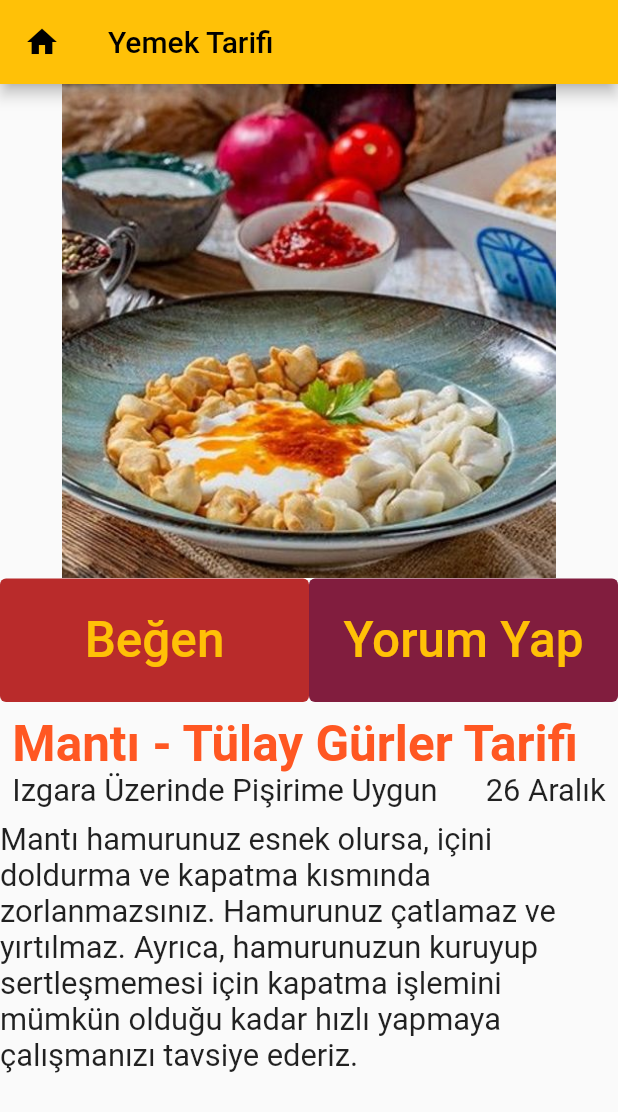
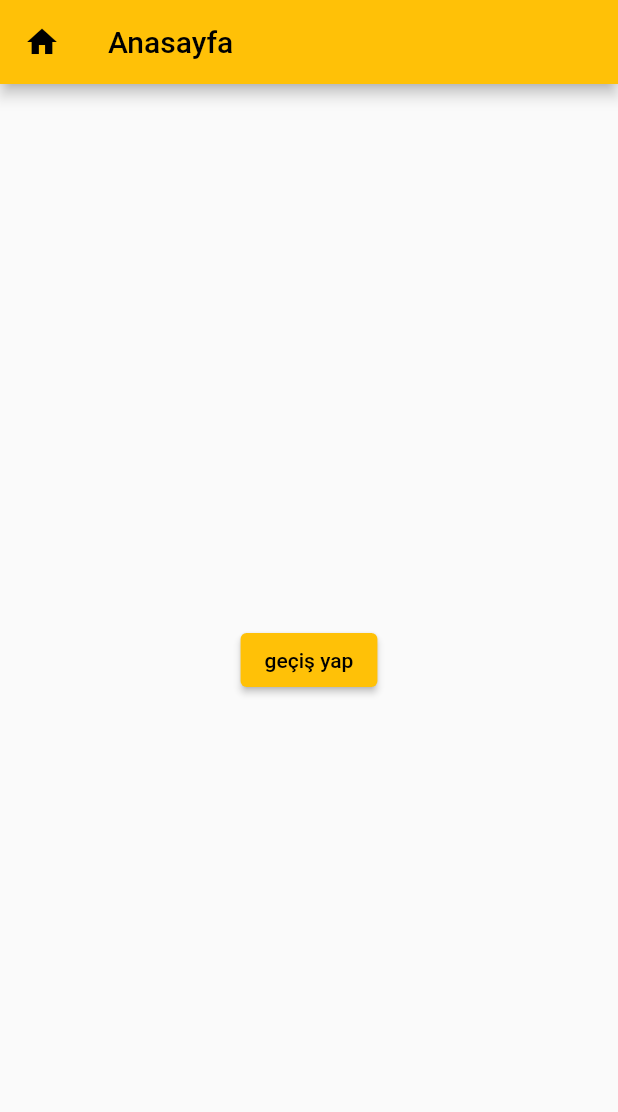
Before and after one commit to kececibora/Flutter-Basic-Training, a Flutter app: the screen it shows after launch, on a phone screen of 412 x 824 dp. Shown: the top 1112 px of the screen. Run offline on Flutter 3.47's test engine with Material 2 defaults, Android fonts, the phone set to English and light mode, and no system bars; our stand-ins replace shared_preferences.

```diff
--- a/lib/main.dart
+++ b/lib/main.dart
@@ -1,5 +1,7 @@
-import 'package:flutter/foundation.dart';
+import 'package:flutter/gestures.dart';
 import 'package:flutter/material.dart';
+import 'package:yemek_tarifi/Sayfa1.dart';
+import 'package:shared_preferences/shared_preferences.dart';
 
 void main() {
   runApp(const MyApp());
@@ -12,26 +14,35 @@ class MyApp extends StatelessWidget {
   @override
   Widget build(BuildContext context) {
     return MaterialApp(
-      title: 'Flutter Demo',
+      title: 'Flutter Training',
       debugShowCheckedModeBanner: false,
       theme: ThemeData(
         primarySwatch: Colors.amber,
       ),
-      home: const MyHomePage(title: 'Yemek Tarifi'),
+      home: MyHomePage(),
     );
   }
 }
 
 class MyHomePage extends StatefulWidget {
-  const MyHomePage({super.key, required this.title});
-
-  final String title;
-
   @override
   State<MyHomePage> createState() => _MyHomePageState();
 }
 
 class _MyHomePageState extends State<MyHomePage> {
+  Future<void> veriKaydi() async {
+    var sp = await SharedPreferences.getInstance();
+    sp.setString("ad", "Bora");
+    sp.setInt("yas", 28);
+    sp.setDouble("boy", 1.78);
+    sp.setBool("bekarMi", true);
+
+    var arkadasListe = <String>[];
+    arkadasListe.add("Suna");
+    arkadasListe.add("Ali");
+    sp.setStringList("arkadasListe", arkadasListe);
+  }
+
   @override
   Widget build(BuildContext context) {
     var ekranBilgisi = MediaQuery.of(context);
@@ -40,90 +51,31 @@ class _MyHomePageState extends State<MyHomePage> {
 
     return Scaffold(
       appBar: AppBar(
-        title: Text(widget.title),
+        title: Text("Anasayfa"),
         leading: IconButton(
-          onPressed: () {},
+          onPressed: () {
+            print("deneme");
+            Navigator.push(
+                context, MaterialPageRoute(builder: (context) => MyApp()));
+          },
           icon: Icon(Icons.home),
         ),
       ),
-      body: SingleChildScrollView(
-        child: Column(children: [
-          SizedBox(
-            height: ekranYuksekligi / 2.5,
-            child: Image.asset("images/manti.jpg"),
-          ),
-          Row(
-            children: [
-              Expanded(
-                child: SizedBox(
-                  height: ekranGenisligi / 10,
-                  child: TextButton(
-                    onPressed: () {
-                      print("Beğendim");
-                    },
-                    child: Yazi("Beğen", ekranGenisligi / 25),
-                    style: TextButton.styleFrom(
-                        backgroundColor: Color.fromARGB(255, 185, 43, 43)),
-                  ),
-                ),
-              ),
-              Expanded(
-                child: SizedBox(
-                  height: ekranGenisligi / 10,
-                  child: TextButton(
-                    onPressed: () {
-                      print("Yorum Yapıldı");
-                    },
-                    child: Yazi("Yorum Yap", ekranGenisligi / 25),
-                    style: TextButton.styleFrom(
-                        backgroundColor: Color.fromARGB(255, 129, 29, 62)),
-                  ),
-                ),
-              ),
-            ],
-          ),
-          Padding(
-            padding: EdgeInsets.all(ekranYuksekligi / 100),
-            child: Column(
-              crossAxisAlignment: CrossAxisAlignment.start,
-              children: [
-                Text(
-                  "Mantı - Tülay Gürler Tarifi",
-                  style: TextStyle(
-                    color: Colors.deepOrange,
-                    fontWeight: FontWeight.bold,
-                    fontSize: ekranGenisligi / 25,
-                  ),
-                ),
-                Row(
-                  children: [
-                    Yazi("Izgara Üzerinde Pişirime Uygun", ekranGenisligi / 40),
-                    Spacer(),
-                    Yazi("26 Aralık", ekranGenisligi / 40),
-                  ],
-                )
-              ],
-            ),
-          ),
-          Yazi(
-              "Mantı hamurunuz esnek olursa, içini doldurma ve kapatma kısmında zorlanmazsınız. Hamurunuz çatlamaz ve yırtılmaz. Ayrıca, hamurunuzun kuruyup sertleşmemesi için kapatma işlemini mümkün olduğu kadar hızlı yapmaya çalışmanızı tavsiye ederiz.",
-              ekranGenisligi / 40)
-        ]),
-      ),
+      body: Center(
+          child: Column(
+        mainAxisAlignment: MainAxisAlignment.center,
+        children: [
+          ElevatedButton(
+              onPressed: () {
+                veriKaydi();
+                Navigator.push(
+                  context,
+                  MaterialPageRoute(builder: (context) => SayfaA()),
+                );
+              },
+              child: Text("geçiş yap"))
+        ],
+      )),
     );
   }
 }
-
-class Yazi extends StatelessWidget {
-  late String icerik;
-  late double yaziBoyut;
-  Yazi(this.icerik, this.yaziBoyut);
-
-  @override
-  Widget build(BuildContext context) {
-    return Text(
-      icerik,
-      style: TextStyle(fontSize: yaziBoyut),
-    );
-  }
-}
--- a/pubspec.yaml
+++ b/pubspec.yaml
@@ -35,6 +35,7 @@ dependencies:
   # The following adds the Cupertino Icons font to your application.
   # Use with the CupertinoIcons class for iOS style icons.
   cupertino_icons: ^1.0.2
+  shared_preferences: ^2.0.15
 
 dev_dependencies:
   flutter_test:
```
Also changed, not shown: lib/Sayfa1.dart (added, +54 -0 lines), lib/completed/yemekTarifi.dart (added, +129 -0 lines), pubspec.lock, 1 other file.
